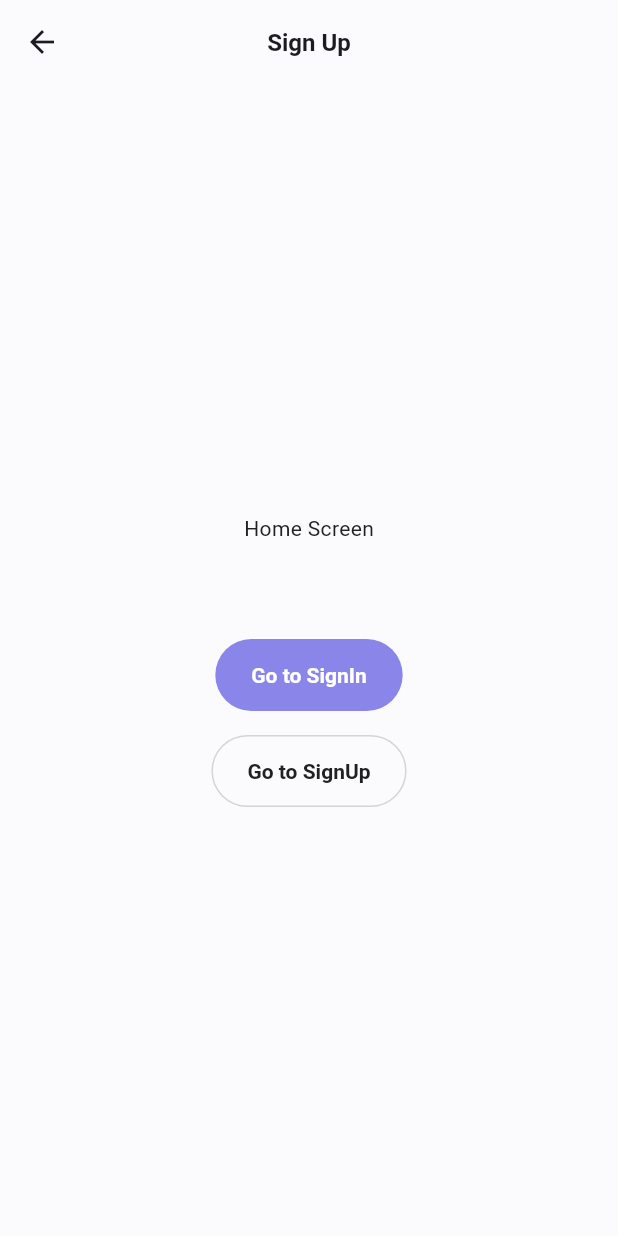
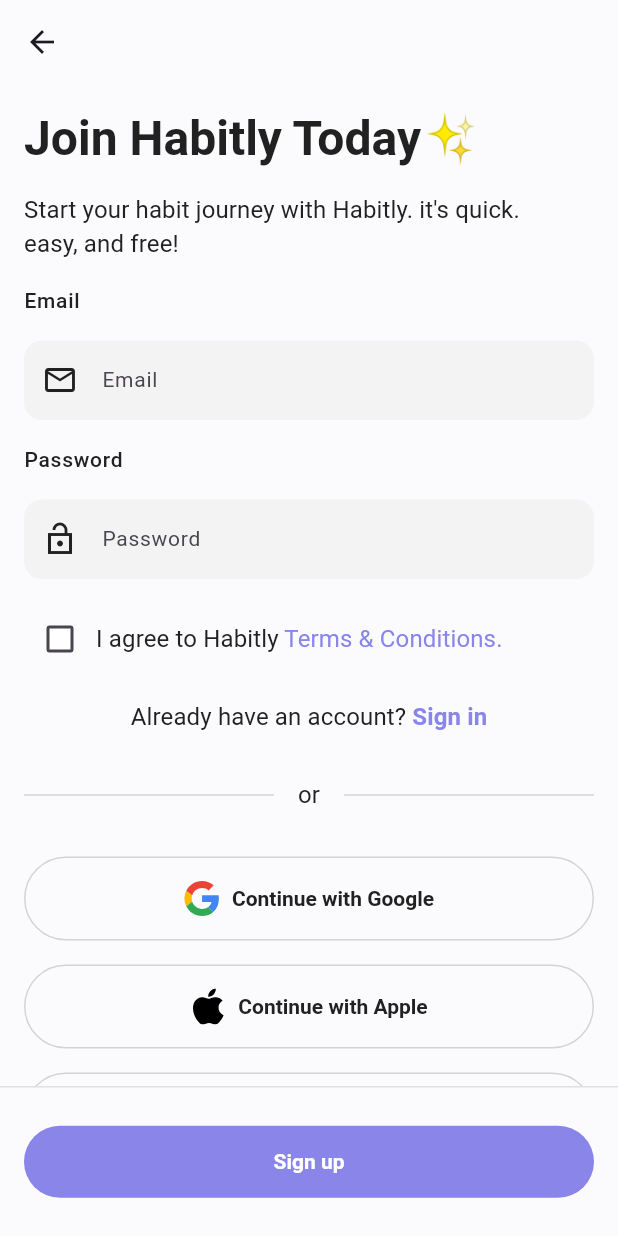
Before and after one commit to AjDDcatoria/Habitly, a Flutter app: the WelcomeScreen screen opened by its route, after a tap on "Sign up", on a phone screen of 412 x 824 dp. Run offline on Flutter 3.47's test engine with Material 3 defaults, Android fonts, the phone set to English and light mode, and no system bars; our stand-ins replace flutter_svg, go_router; Roboto replaces fonts that are missing (Poppins).

Commit message:
UI: Sign up

```diff
--- /dev/null
+++ b/lib/src/common/social_account_buttons.dart
@@ -0,0 +1,44 @@
+import 'package:flutter/material.dart';
+import 'package:flutter_svg/flutter_svg.dart';
+import 'package:habitly/src/constants/sizes.dart';
+import 'package:habitly/src/constants/svg.dart';
+
+Column socialAccountButtons() {
+  return Column(
+    spacing: AppSizes.defaultBtwItems,
+    children: [
+      SizedBox(
+        width: double.infinity,
+        child: OutlinedButton.icon(
+          onPressed: () {},
+          icon: SvgPicture.asset(Svgs.google, width: 24, height: 24),
+          label: Text('Continue with Google'),
+        ),
+      ),
+      SizedBox(
+        width: double.infinity,
+        child: OutlinedButton.icon(
+          onPressed: () {},
+          icon: SvgPicture.asset(Svgs.apple, width: 24, height: 24),
+          label: Text('Continue with Apple'),
+        ),
+      ),
+      SizedBox(
+        width: double.infinity,
+        child: OutlinedButton.icon(
+          onPressed: () {},
+          icon: SvgPicture.asset(Svgs.facebook, width: 24, height: 24),
+          label: Text('Continue with Facebook'),
+        ),
+      ),
+      SizedBox(
+        width: double.infinity,
+        child: OutlinedButton.icon(
+          onPressed: () {},
+          icon: SvgPicture.asset(Svgs.instagram, width: 24, height: 24),
+          label: Text('Continue with Instagram'),
+        ),
+      ),
+    ],
+  );
+}
--- a/lib/src/constants/svg.dart
+++ b/lib/src/constants/svg.dart
@@ -1,5 +1,5 @@
 abstract class Svgs {
-  static const String google = 'assets/svg/googe.svg';
+  static const String google = 'assets/svg/google.svg';
   static const String apple = 'assets/svg/apple.svg';
   static const String facebook = 'assets/svg/facebook.svg';
   static const String instagram = 'assets/svg/instagram.svg';
--- a/lib/src/features/auth/presentation/screens/sign_up_screen.dart
+++ b/lib/src/features/auth/presentation/screens/sign_up_screen.dart
@@ -1,32 +1,172 @@
 import 'package:flutter/material.dart';
-import 'package:go_router/go_router.dart';
+import 'package:habitly/src/common/social_account_buttons.dart';
+import 'package:habitly/src/constants/colors.dart';
 import 'package:habitly/src/constants/sizes.dart';
-import 'package:habitly/src/routes/routes_names.dart';
 
-class SignUpScreen extends StatelessWidget {
+class SignUpScreen extends StatefulWidget {
   const SignUpScreen({super.key});
+
+  @override
+  State<SignUpScreen> createState() => _SignUpScreenState();
+}
+
+class _SignUpScreenState extends State<SignUpScreen> {
+  bool isAgreeToTermsAndConditions = false;
+  Color getColor(Set<WidgetState> states) {
+    const Set<WidgetState> interactiveStates = <WidgetState>{
+      WidgetState.pressed,
+      WidgetState.hovered,
+      WidgetState.focused,
+    };
+    if (states.any(interactiveStates.contains)) {
+      return AppColors.primary;
+    }
+    return Colors.white;
+  }
 
   @override
   Widget build(BuildContext context) {
     return Scaffold(
-      appBar: AppBar(title: Text('Sign Up'), centerTitle: true),
+      appBar: AppBar(),
       body: SafeArea(
-        child: Center(
-          child: Column(
+        child: SingleChildScrollView(
+          child: Padding(
+            padding: const EdgeInsets.all(AppSizes.paddingLg),
+            child: Column(
+              spacing: AppSizes.defaultBtwItems,
+              crossAxisAlignment: CrossAxisAlignment.start,
+              children: <Widget>[
+                Text(
+                  'Join Habitly Today✨',
+                  style: Theme.of(context).textTheme.headlineLarge,
+                ),
+                Text(
+                  "Start your habit journey with Habitly. it's quick.\neasy, and free!",
+                  style: Theme.of(context).textTheme.titleSmall,
+                ),
+                _labeledInput(
+                  context,
+                  'Email',
+                  TextField(
+                    decoration: InputDecoration(
+                      prefixIcon: Icon(Icons.email_outlined),
+                      hintText: 'Email',
+                    ),
+                  ),
+                ),
+                _labeledInput(
+                  context,
+                  'Password',
+                  TextField(
+                    decoration: InputDecoration(
+                      prefixIcon: Icon(Icons.lock_open_sharp),
+                      hintText: 'Password',
+                    ),
+                  ),
+                ),
+                Row(
+                  children: <Widget>[
+                    Checkbox(
+                      checkColor: AppColors.primary,
+                      value: isAgreeToTermsAndConditions,
+                      fillColor: WidgetStateProperty.resolveWith(getColor),
+                      onChanged: (bool? value) {
+                        setState(() {
+                          isAgreeToTermsAndConditions = value!;
+                        });
+                      },
+                    ),
+                    Text.rich(
+                      TextSpan(
+                        text: 'I agree to Habitly',
+                        style: Theme.of(context).textTheme.titleSmall,
+                        children: [
+                          TextSpan(
+                            text: ' Terms & Conditions.',
+                            style: TextStyle(color: AppColors.primary),
+                          ),
+                        ],
+                      ),
+                    ),
+                  ],
+                ),
+                Center(
+                  child: Text.rich(
+                    TextSpan(
+                      text: 'Already have an account? ',
+                      style: Theme.of(context).textTheme.titleSmall,
+                      children: [
+                        TextSpan(
+                          text: 'Sign in',
+                          style: TextStyle(
+                            color: AppColors.primary,
+                            fontWeight: FontWeight.w600,
+                          ),
+                        ),
+                      ],
+                    ),
+                  ),
+                ),
+                Row(
+                  spacing: AppSizes.defaultBtwItems,
+                  children: <Widget>[
+                    Expanded(
+                      child: Divider(
+                        height: 50.0,
+                        color: AppColors.lightBorder,
+                      ),
+                    ),
+                    Text('or', style: Theme.of(context).textTheme.titleSmall),
+                    Expanded(
+                      child: Divider(
+                        height: 50.0,
+                        color: AppColors.lightBorder,
+                      ),
+                    ),
+                  ],
+                ),
+                socialAccountButtons(),
+              ],
+            ),
+          ),
+        ),
+      ),
+      bottomNavigationBar: BottomAppBar(
+        color: AppColors.light,
+        height: 100.0,
+        padding: EdgeInsets.all(0),
+        child: Container(
+          padding: EdgeInsets.symmetric(horizontal: AppSizes.paddingLg),
+          decoration: BoxDecoration(
+            border: Border(
+              top: BorderSide(
+                color: Colors.grey[300]!, // Border color
+                width: 1.0, // Border thickness
+              ),
+            ),
+          ),
+          child: Row(
             mainAxisAlignment: MainAxisAlignment.center,
             spacing: AppSizes.defaultBtwItems,
             children: [
-              Text('Home Screen'),
-              SizedBox(height: AppSizes.defaultBtwSections),
-              ElevatedButton(
-                onPressed: () => context.go(RouteNames.signin),
-                child: Text('Go to SignIn'),
+              Expanded(
+                child: ElevatedButton(onPressed: () {}, child: Text("Sign up")),
               ),
-              OutlinedButton(onPressed: () {}, child: Text('Go to SignUp')),
             ],
           ),
         ),
       ),
     );
   }
+
+  Column _labeledInput(BuildContext context, String label, TextField input) {
+    return Column(
+      crossAxisAlignment: CrossAxisAlignment.start,
+      spacing: AppSizes.defaultBtwItems,
+      children: <Widget>[
+        Text(label, style: Theme.of(context).textTheme.bodyLarge),
+        input,
+      ],
+    );
+  }
 }
--- a/lib/src/features/started/screens/walk_through.dart
+++ b/lib/src/features/started/screens/walk_through.dart
@@ -18,6 +18,7 @@ class WalkThrough extends StatelessWidget {
       ),
       bottomNavigationBar: BottomAppBar(
         color: AppColors.light,
+        height: 100.0,
         padding: EdgeInsets.all(0),
         child: Container(
           padding: EdgeInsets.symmetric(horizontal: AppSizes.paddingLg),
--- a/lib/src/features/started/screens/welcome_screen.dart
+++ b/lib/src/features/started/screens/welcome_screen.dart
@@ -1,12 +1,11 @@
 import 'package:flutter/material.dart';
 import 'package:go_router/go_router.dart';
+import 'package:habitly/src/common/social_account_buttons.dart';
 import 'package:habitly/src/constants/colors.dart';
 import 'package:habitly/src/constants/images.dart';
 import 'package:habitly/src/constants/sizes.dart';
-import 'package:habitly/src/constants/svg.dart';
 import 'package:habitly/src/routes/routes_names.dart';
 import 'package:habitly/src/themes/theme.dart';
-import 'package:flutter_svg/flutter_svg.dart';
 
 class WelcomeScreen extends StatelessWidget {
   const WelcomeScreen({super.key});
@@ -35,7 +34,7 @@ class WelcomeScreen extends StatelessWidget {
                     "Let's dive in into your account",
                     style: Theme.of(context).textTheme.titleSmall,
                   ),
-                  _socialButtons(),
+                  socialAccountButtons(),
                   _controlButtons(context, buttonTheme),
                 ],
               ),
@@ -94,44 +93,4 @@ class WelcomeScreen extends StatelessWidget {
       ],
     );
   }
-
-  Column _socialButtons() {
-    return Column(
-      spacing: AppSizes.defaultBtwItems,
-      children: [
-        SizedBox(
-          width: double.infinity,
-          child: OutlinedButton.icon(
-            onPressed: () {},
-            icon: SvgPicture.asset(Svgs.google, width: 24, height: 24),
-            label: Text('Continue with Google'),
-          ),
-        ),
-        SizedBox(
-          width: double.infinity,
-          child: OutlinedButton.icon(
-            onPressed: () {},
-            icon: SvgPicture.asset(Svgs.apple, width: 24, height: 24),
-            label: Text('Continue with Apple'),
-          ),
-        ),
-        SizedBox(
-          width: double.infinity,
-          child: OutlinedButton.icon(
-            onPressed: () {},
-            icon: SvgPicture.asset(Svgs.facebook, width: 24, height: 24),
-            label: Text('Continue with Facebook'),
-          ),
-        ),
-        SizedBox(
-          width: double.infinity,
-          child: OutlinedButton.icon(
-            onPressed: () {},
-            icon: SvgPicture.asset(Svgs.instagram, width: 24, height: 24),
-            label: Text('Continue with Instagram'),
-          ),
-        ),
-      ],
-    );
-  }
 }
```
